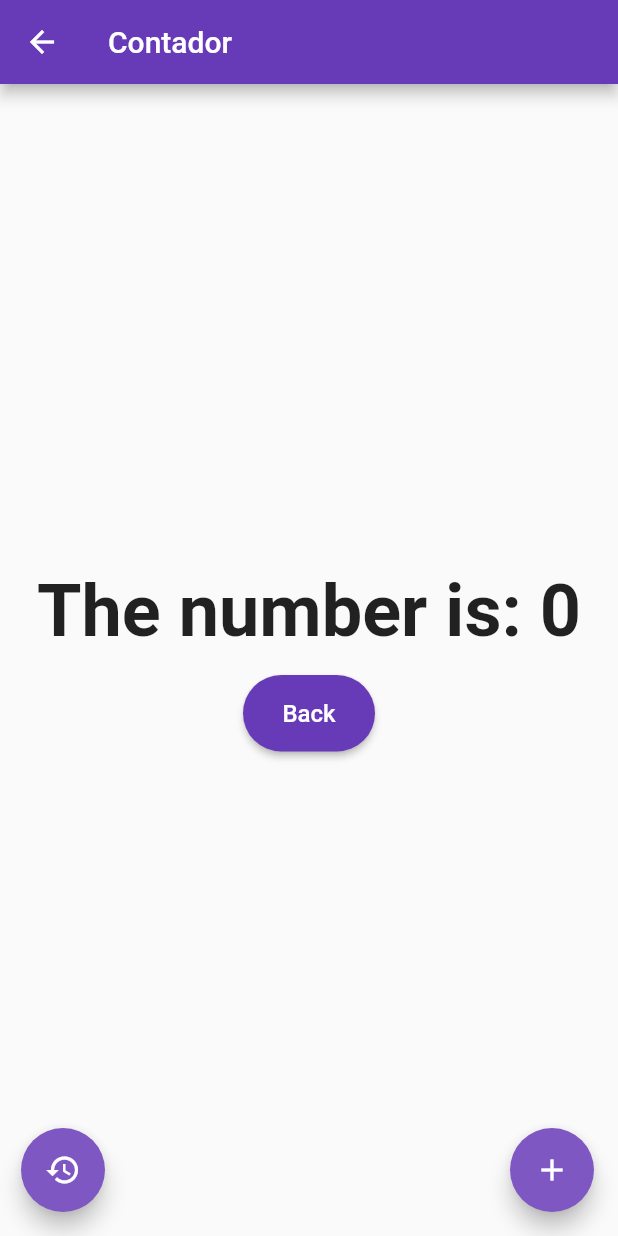
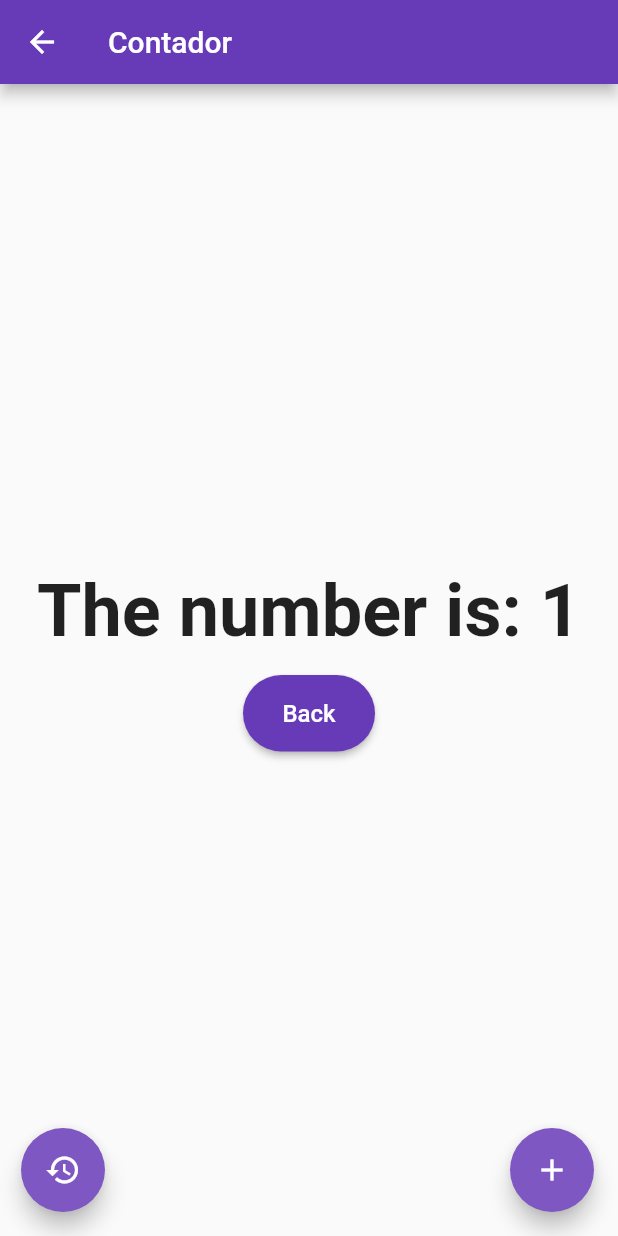
Before and after one commit to Monicabl/flutter_App, a Flutter app: the HomePag screen opened directly, after a tap on the "add" icon, after a tap on "Back", after a tap on "Skip", on a phone screen of 412 x 824 dp. Run offline on Flutter 3.47's test engine with Material 2 defaults, Android fonts, the phone set to English and light mode, and no system bars; our stand-ins replace firebase_auth, firebase_core, introduction_screen, shared_preferences; accounts and stored records are empty.

Commit message:
save data in the counter

```diff
--- a/lib/page/home.dart
+++ b/lib/page/home.dart
@@ -53,23 +53,25 @@ class _HomeState extends State<HomePag> {
   @override
   void initState() {
     super.initState();
-    //User? user = auth.currentUser;
-    //print(user);
-    Count();
+    _loadCounter();
   }
 
-  void Count() async {
+  //Cargando el valor del contador en el inicio
+  void _loadCounter() async {
     SharedPreferences prefs = await SharedPreferences.getInstance();
+    setState(() {
+      _count = (prefs.getInt('count') ?? 0);
+    });
+  }
 
-// Set
-    //prefs.setString('session', 'loquesea');
-
-// Get
-    String? token = prefs.getString('session');
-    print(token);
-
-// Remove
-    //prefs.remove('apiToken');
+  //Incrementando el contador después del clic
+  void _incrementCounter() async {
+    SharedPreferences prefs = await SharedPreferences.getInstance();
+    setState(() {
+      // ignore: unnecessary_statements
+      _count <= (prefs.getInt('count') ?? 0) + _count++;
+      prefs.setInt('count', _count);
+    });
   }
 
   Widget _crearButtoms() {
@@ -93,14 +95,7 @@ class _HomeState extends State<HomePag> {
         ),
         FloatingActionButton(
           child: Icon(Icons.add),
-          onPressed: () {
-            setState(() {
-              _count++;
-              if (_count == 20) {
-                _count = 0;
-              }
-            });
-          },
+          onPressed: _incrementCounter,
           tooltip: 'Incrementa el contador',
         ),
       ],
--- a/lib/page/login.dart
+++ b/lib/page/login.dart
@@ -119,13 +119,13 @@ class _LoginState extends State<Login> {
           Row(
             mainAxisAlignment: MainAxisAlignment.spaceAround,
             children: [
-              // RaisedButton(
-              //     color: Theme.of(context).accentColor,
-              //     child: Text('SignIn'),
-              //     onPressed: signIn),
               RaisedButton(
                   color: Theme.of(context).accentColor,
                   child: Text('SignIn'),
+                  onPressed: signIn),
+              RaisedButton(
+                  color: Theme.of(context).accentColor,
+                  child: Text('SignUp'),
                   onPressed: register),
             ],
           )
```
